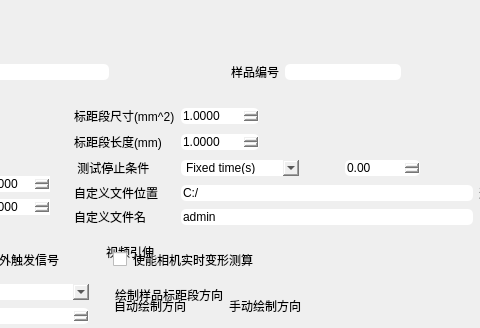
Mr-tang0/MINIMTS, file MainUI/mainwidget.ui: the form before one commit; both pictures show x 281 to 761 and y 0 to 328 of the 1128 by 766 pixel window.
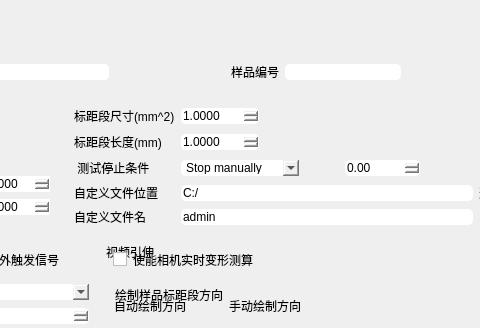
The form after the commit. The open tabs and pages were chosen to show the change. Custom widgets are drawn as their Qt base class.

Diff of the .ui file:
```diff
--- a/MainUI/mainwidget.ui
+++ b/MainUI/mainwidget.ui
@@ -769,11 +769,16 @@
                           <string notr="true"/>
                          </property>
                          <property name="currentText">
-                          <string>Fixed time(s)</string>
+                          <string>Stop manually</string>
                          </property>
                          <property name="currentIndex">
                           <number>0</number>
                          </property>
+                         <item>
+                          <property name="text">
+                           <string>Stop manually</string>
+                          </property>
+                         </item>
                          <item>
                           <property name="text">
                            <string>Fixed time(s)</string>
```
Left out of the diff: 7 changed lines with no effect on the pictures.
